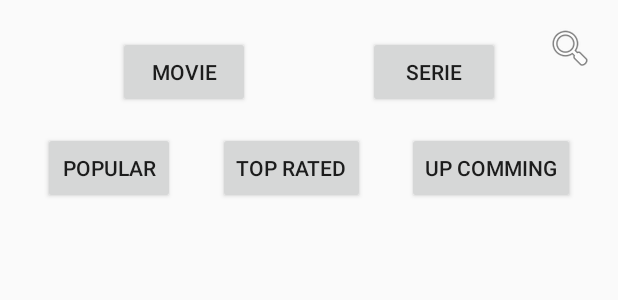
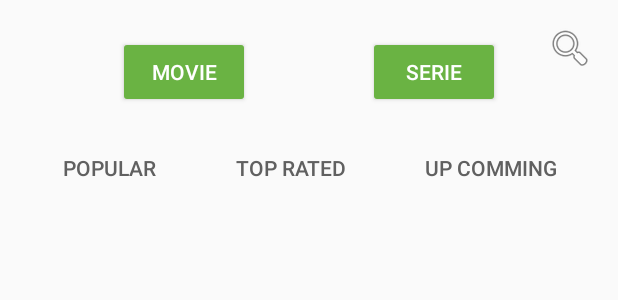
Before and after one commit to CarlosDParada/Movalid_Android, an Android app: the layout home_fragment.xml on its own in the app's theme, with its tools: preview values and no code run, on a phone screen of 412 x 824 dp. Shown: the top 300 px of the screen. Run offline under Robolectric (Android 15) with nearby library versions, the phone set to English and light mode, and no system bars.

Commit message:
destination and Colors

```diff
--- a/app/src/main/res/layout/activity_main.xml
+++ b/app/src/main/res/layout/activity_main.xml
@@ -13,5 +13,5 @@
             android:layout_width="match_parent"
             android:layout_height="match_parent"
             app:defaultNavHost="true"
-            app:navGraph="@navigation/main_navigation" />
+            app:navGraph="@navigation/main_navigation"/>
 </merge>
--- a/app/src/main/res/layout/home_fragment.xml
+++ b/app/src/main/res/layout/home_fragment.xml
@@ -21,7 +21,7 @@
                 android:id="@+id/buttonSeries" app:layout_constraintStart_toEndOf="@+id/buttonMovie"
                 app:layout_constraintHorizontal_bias="0.5" app:layout_constraintEnd_toEndOf="parent"
                 app:layout_constraintTop_toTopOf="@+id/buttonMovie"
-                app:layout_constraintBottom_toBottomOf="@+id/buttonMovie"/>
+                app:layout_constraintBottom_toBottomOf="@+id/buttonMovie" android:theme="@style/GoButton"/>
         <Button
                 android:text="@string/movie"
                 android:layout_width="wrap_content"
@@ -29,43 +29,48 @@
                 android:id="@+id/buttonMovie"
                 app:layout_constraintStart_toStartOf="parent" app:layout_constraintHorizontal_bias="0.5"
                 app:layout_constraintEnd_toStartOf="@+id/buttonSeries" app:layout_constraintTop_toTopOf="parent"
-                android:layout_marginTop="24dp"/>
+                android:layout_marginTop="24dp" android:theme="@style/GoButton"/>
         <Button
                 android:text="@string/upComming"
                 android:layout_width="wrap_content"
                 android:layout_height="wrap_content"
-                android:id="@+id/button3" app:layout_constraintStart_toEndOf="@+id/button5"
+                android:id="@+id/buttonUpComing" app:layout_constraintStart_toEndOf="@+id/buttonTopRated"
                 app:layout_constraintHorizontal_bias="0.5" app:layout_constraintEnd_toEndOf="parent"
-                app:layout_constraintTop_toTopOf="@+id/button5" app:layout_constraintBottom_toBottomOf="@+id/button5"/>
+                app:layout_constraintTop_toTopOf="@+id/buttonTopRated"
+                app:layout_constraintBottom_toBottomOf="@+id/buttonTopRated" android:theme="@style/SkipButton"/>
         <Button
                 android:text="@string/topRated"
                 android:layout_width="wrap_content"
                 android:layout_height="wrap_content"
-                android:id="@+id/button5"
-                app:layout_constraintStart_toEndOf="@+id/button4" app:layout_constraintHorizontal_bias="0.5"
-                app:layout_constraintEnd_toStartOf="@+id/button3" app:layout_constraintTop_toTopOf="@+id/button4"
-                app:layout_constraintBottom_toBottomOf="@+id/button4"/>
+                android:id="@+id/buttonTopRated"
+                app:layout_constraintStart_toEndOf="@+id/buttonPopular" app:layout_constraintHorizontal_bias="0.5"
+                app:layout_constraintEnd_toStartOf="@+id/buttonUpComing"
+                app:layout_constraintTop_toTopOf="@+id/buttonPopular"
+                app:layout_constraintBottom_toBottomOf="@+id/buttonPopular" android:theme="@style/SkipButton"/>
         <Button
                 android:text="@string/popular"
                 android:layout_width="wrap_content"
                 android:layout_height="wrap_content"
-                android:id="@+id/button4"
+                android:id="@+id/buttonPopular"
                 app:layout_constraintStart_toStartOf="parent" app:layout_constraintHorizontal_bias="0.5"
-                app:layout_constraintEnd_toStartOf="@+id/button5" android:layout_marginTop="16dp"
-                app:layout_constraintTop_toBottomOf="@+id/buttonMovie"/>
+                app:layout_constraintEnd_toStartOf="@+id/buttonTopRated" android:layout_marginTop="16dp"
+                app:layout_constraintTop_toBottomOf="@+id/buttonMovie" android:theme="@style/SkipButton"/>
         <TableLayout
                 android:layout_width="395dp"
                 android:layout_height="571dp"
                 app:layout_constraintStart_toStartOf="parent" android:layout_marginStart="24dp"
                 android:layout_marginEnd="24dp" app:layout_constraintEnd_toEndOf="parent"
                 app:layout_constraintBottom_toBottomOf="parent" android:layout_marginBottom="24dp"
-                app:layout_constraintTop_toBottomOf="@+id/button5" android:layout_marginTop="24dp"
+                app:layout_constraintTop_toBottomOf="@+id/buttonTopRated" android:layout_marginTop="24dp"
                 android:id="@+id/tableHome" android:contentDescription="@string/infoTable"/>
         <ImageView
                 android:layout_width="wrap_content"
                 android:layout_height="wrap_content" app:srcCompat="@android:drawable/ic_menu_search"
-                android:id="@+id/imageView" app:layout_constraintTop_toTopOf="parent" android:layout_marginTop="16dp"
-                app:layout_constraintEnd_toEndOf="parent" android:layout_marginEnd="16dp"
+                android:id="@+id/imageSearch"
+                app:layout_constraintTop_toTopOf="parent"
+                android:layout_marginTop="16dp"
+                app:layout_constraintEnd_toEndOf="parent"
+                android:layout_marginEnd="16dp"
                 android:contentDescription="@string/search"/>
     </androidx.constraintlayout.widget.ConstraintLayout>
 </layout>
--- a/app/src/main/res/values/colors.xml
+++ b/app/src/main/res/values/colors.xml
@@ -3,4 +3,13 @@
     <color name="colorPrimary">#008577</color>
     <color name="colorPrimaryDark">#00574B</color>
     <color name="colorAccent">#D81B60</color>
+    <color name="ok_green_color">#6ab343</color>
+    <color name="selected_green_color">#388310</color>
+    <color name="skip_red_color">#f44336</color>
+    <color name="selected_red_color">#F7303C</color>
+    <color name="black_text_color">#de000000</color>
+    <color name="grey_text_color">#99000000</color>
+    <color name="grey_button_color">#606060</color>
+    <color name="white_text_color">#ffffff</color>
+
 </resources>
--- a/app/src/main/res/values/styles.xml
+++ b/app/src/main/res/values/styles.xml
@@ -8,4 +8,24 @@
         <item name="colorAccent">@color/colorAccent</item>
     </style>
 
+    <!-- Button Styles -->
+    <style name="GoButton" parent="Widget.AppCompat.Button.Colored">
+        <item name="colorButtonNormal">@color/ok_green_color</item>
+        <item name="colorControlHighlight">@color/selected_green_color</item>
+        <item name="android:textColor">@color/white_text_color</item>
+        <item name="colorAccent">@color/selected_green_color</item>
+    </style>
+
+    <style name="SkipButton" parent="Widget.AppCompat.Button.Colored">
+        <item name="android:buttonStyle">@style/Widget.AppCompat.Button.Borderless.Colored</item>
+        <item name="android:textColor">@color/grey_button_color</item>
+        <item name="colorControlHighlight">@color/skip_red_color</item>
+    </style>
+
+    <style name="contetButton" parent="Widget.AppCompat.Button.Colored">
+        <item name="colorButtonNormal">@color/skip_red_color</item>
+        <item name="android:textColor">@color/white_text_color</item>
+        <item name="colorControlHighlight">@color/ok_green_color</item>
+    </style>
+
 </resources>
```
Also changed, not shown: app/src/main/java/com/carlosdp/movalid/screen/home/HomeFragment.kt (+29 -11 lines), app/src/main/res/navigation/main_navigation.xml (+13 -13 lines).
